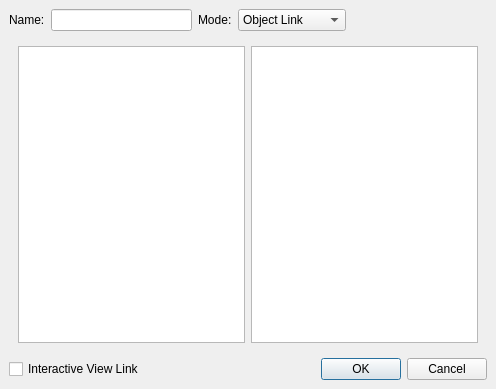
myousefi2016/vr, file src/Qt/Components/Resources/UI/pqLinksEditor.ui: the form before one commit.
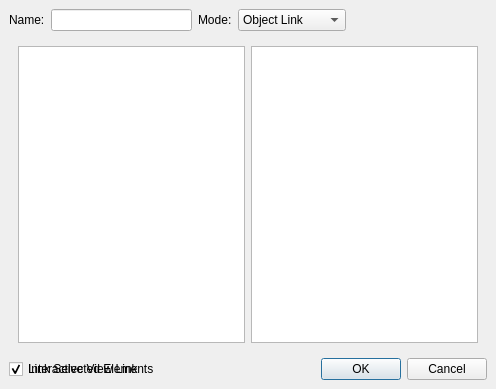
The form after the commit.

What changed in the file:
```diff
--- a/src/Qt/Components/Resources/UI/pqLinksEditor.ui
+++ b/src/Qt/Components/Resources/UI/pqLinksEditor.ui
@@ -150,6 +150,22 @@
      </property>
     </widget>
    </item>
+   <item row="2" column="0" >
+    <widget class="QCheckBox" name="convertToIndicesCheckBox">
+     <property name="toolTip">
+      <string>&lt;span&gt;When enabled, selection is linked by evaluating the selection on the data source and select corresponding elements based on their indices on other linked data sources, instead of sharing the actual selection between the data sources.&lt;/span&gt;</string>
+     </property>
+     <property name="text">
+      <string>Link Selected Elements</string>
+     </property>
+     <property name="checked">
+      <bool>true</bool>
+     </property>
+     <property name="visible" >
+      <bool>false</bool>
+     </property>
+    </widget>
+   </item>
    <item row="2" column="1" >
     <widget class="QDialogButtonBox" name="buttonBox" >
      <property name="orientation" >
```
